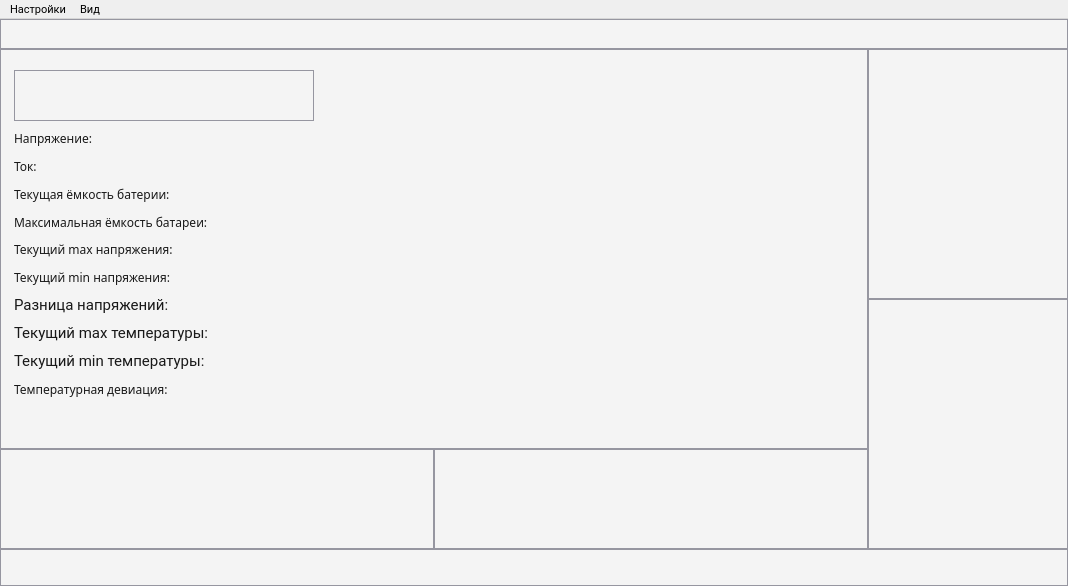
Old version of the form mainwindow.ui in the repository egornovichkov/BatteryStudio.
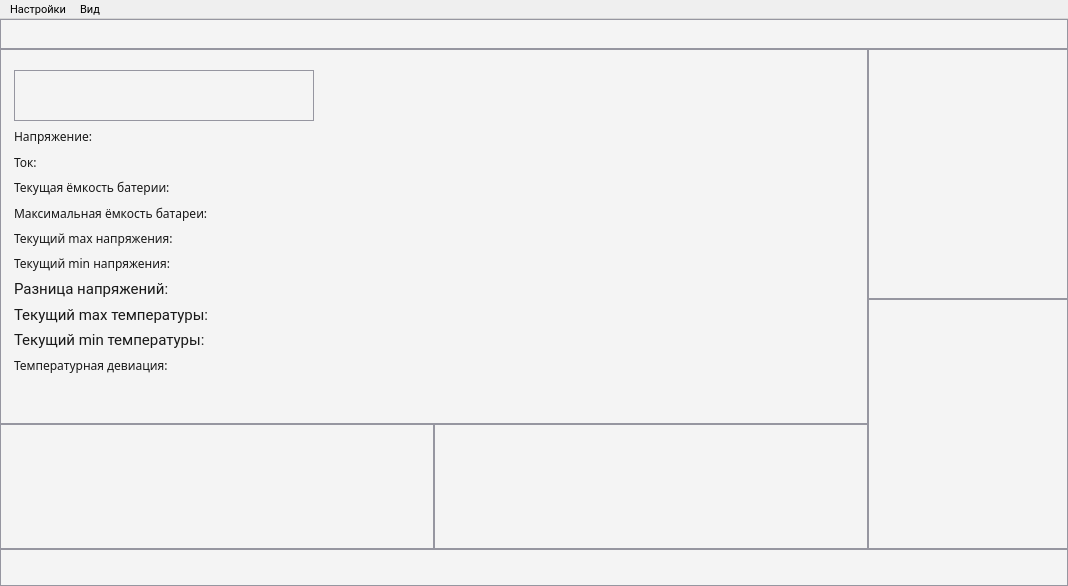
New version of the form. Custom widgets are drawn as their Qt base class.

Commit message: Warnings class in progress.

```diff
--- a/mainwindow.ui
+++ b/mainwindow.ui
@@ -95,7 +95,7 @@
          <number>0</number>
         </property>
         <widget class="QWidget" name="layoutWidget">
-         <layout class="QGridLayout" name="BatFlagsSignalsGrid" rowstretch="4,1" columnstretch="0,0">
+         <layout class="QGridLayout" name="BatFlagsSignalsGrid" rowstretch="3,1" columnstretch="0,0">
           <property name="spacing">
            <number>0</number>
           </property>
```
Left out of the diff: 2 changed lines with no effect on the pictures. The commit also changes 18 other files.
